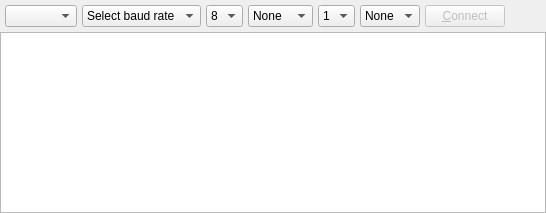
Qt form src/ui/consoletab.ui (solaristhesun/superterm) before a commit.
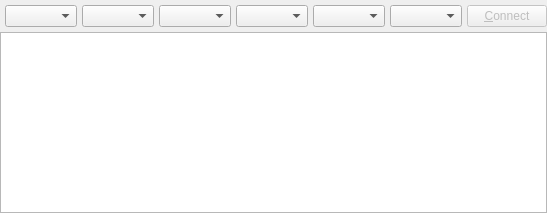
The same form after that commit. Custom widgets are drawn as their Qt base class.

Diff of the .ui file:
```diff
--- a/src/ui/consoletab.ui
+++ b/src/ui/consoletab.ui
@@ -87,16 +87,14 @@
       <item>
        <widget class="QComboBox" name="comboBaudRates">
         <property name="toolTip">
-         <string>Select baudrate</string>
+         <string>Select baud rate</string>
+        </property>
+        <property name="currentText">
+         <string notr="true"/>
         </property>
         <property name="sizeAdjustPolicy">
          <enum>QComboBox::AdjustToContents</enum>
         </property>
-        <item>
-         <property name="text">
-          <string>Select baud rate</string>
-         </property>
-        </item>
        </widget>
       </item>
       <item>
@@ -105,16 +103,11 @@
          <string>Select data bits</string>
         </property>
         <property name="currentText">
-         <string>8</string>
+         <string notr="true"/>
         </property>
         <property name="sizeAdjustPolicy">
          <enum>QComboBox::AdjustToContents</enum>
         </property>
-        <item>
-         <property name="text">
-          <string notr="true">8</string>
-         </property>
-        </item>
        </widget>
       </item>
       <item>
@@ -125,31 +118,6 @@
         <property name="sizeAdjustPolicy">
          <enum>QComboBox::AdjustToContents</enum>
         </property>
-        <item>
-         <property name="text">
-          <string>None</string>
-         </property>
-        </item>
-        <item>
-         <property name="text">
-          <string>Even</string>
-         </property>
-        </item>
-        <item>
-         <property name="text">
-          <string>Odd</string>
-         </property>
-        </item>
-        <item>
-         <property name="text">
-          <string>Mark</string>
-         </property>
-        </item>
-        <item>
-         <property name="text">
-          <string>Space</string>
-         </property>
-        </item>
        </widget>
       </item>
       <item>
@@ -160,11 +128,6 @@
         <property name="sizeAdjustPolicy">
          <enum>QComboBox::AdjustToContents</enum>
         </property>
-        <item>
-         <property name="text">
-          <string notr="true">1</string>
-         </property>
-        </item>
        </widget>
       </item>
       <item>
@@ -172,11 +135,9 @@
         <property name="toolTip">
          <string>Select flow control</string>
         </property>
-        <item>
-         <property name="text">
-          <string>None</string>
-         </property>
-        </item>
+        <property name="currentText">
+         <string notr="true"/>
+        </property>
        </widget>
       </item>
       <item>
```
Left out of the diff: 30 changed lines with no effect on the pictures.
